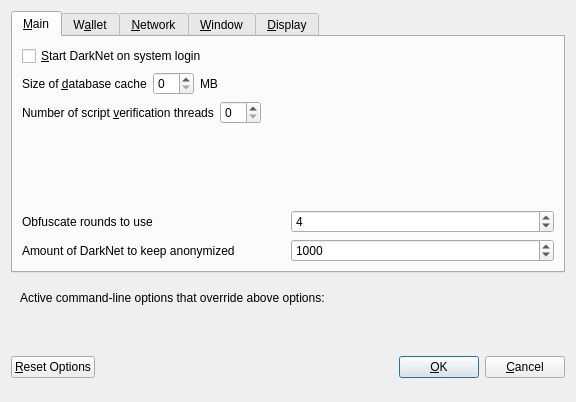
The window that src/qt/forms/optionsdialog.ui (eons-finance/ALQO) describes before a commit, drawn with Qt 5.
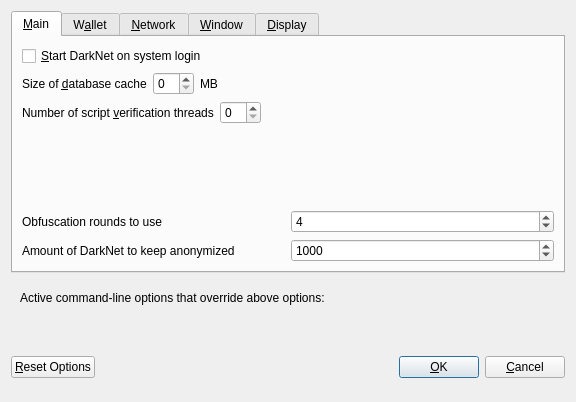
The same window after the commit. Custom widgets are drawn as their Qt base class.

Commit message: changed Obfuscate to Obfuscation, and a lot of other cleanup

Diff of the .ui file:
```diff
--- a/src/qt/forms/optionsdialog.ui
+++ b/src/qt/forms/optionsdialog.ui
@@ -138,7 +138,7 @@
             <string>This setting determines the amount of individual masternodes that an input will be anonymized through.&lt;br/&gt;More rounds of anonymization gives a higher degree of privacy, but also costs more in fees.</string>
            </property>
            <property name="text">
-            <string>Obfuscate rounds to use</string>
+            <string>Obfuscation rounds to use</string>
            </property>
           </widget>
          </item>
```
Left out of the diff: 2 changed lines with no effect on the pictures. The commit also changes 79 other files.
